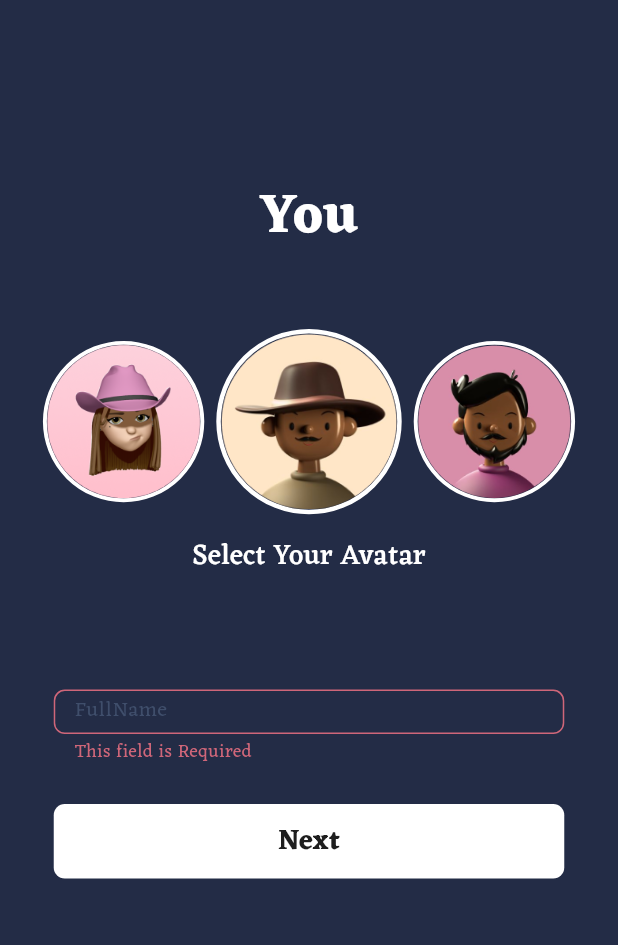
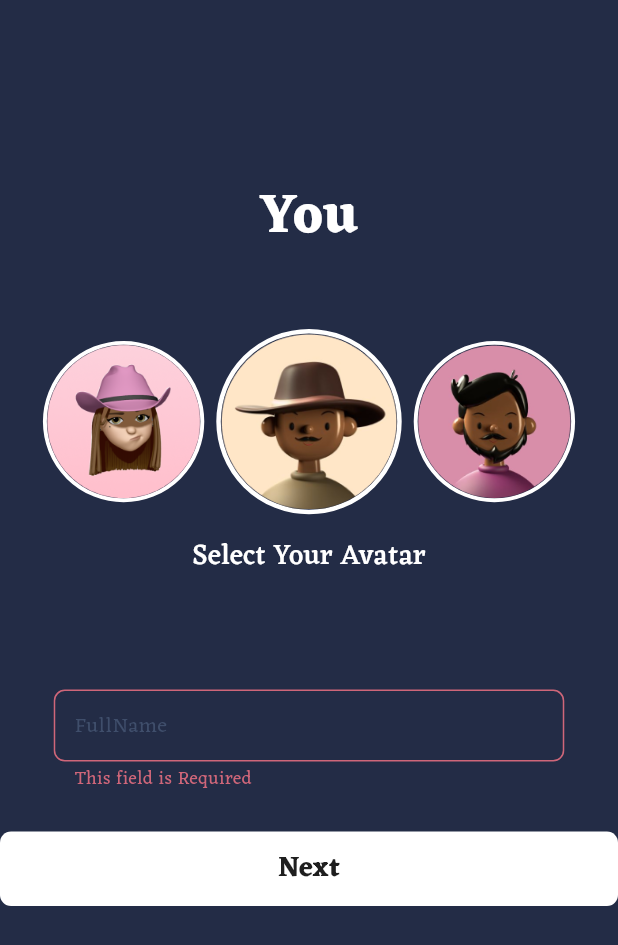
Before and after one commit to aconitum001/Tic-Tac-Toe, a Flutter app: the CreateUserView screen opened by its route, after a tap on "Next", on a phone screen of 412 x 824 dp. Shown: the top 945 px of the screen. Run offline on Flutter 3.47's test engine with Material 3 defaults, Android fonts, the phone set to English and light mode, and no system bars; drawn by our look-alikes of carousel_slider; our stand-ins replace bloc, flutter_screenutil, flutter_svg, go_router, hive_flutter; accounts and stored records are empty.

Commit message:
refactore code & fixed input error

```diff
--- a/lib/features/create_user/presentation/views/widgets/create_user_view_body.dart
+++ b/lib/features/create_user/presentation/views/widgets/create_user_view_body.dart
@@ -62,24 +62,15 @@ class _CreateUserViewBodyState extends State<CreateUserViewBody> {
             SizedBox(
               height: 82.h,
             ),
-            Padding(
-              padding: EdgeInsets.symmetric(horizontal: 36.w),
-              child: SizedBox(
-                width: 359.w,
-                height: 54.h,
-                child: CustomTextField(
+            CustomTextField(
               onSubmitted: (value) {
                 userName = value!;
               },
             ),
-              ),
-            ),
             SizedBox(
               height: 29.h,
             ),
-            Padding(
-              padding: EdgeInsets.only(right: 36.w, left: 36.w),
-              child: CustomCreatUserButton(
+            CustomCreatUserButton(
               onPressed: () {
                 if (formKey.currentState!.validate()) {
                   formKey.currentState!.save();
@@ -89,7 +80,6 @@ class _CreateUserViewBodyState extends State<CreateUserViewBody> {
                   setState(() {});
                 }
               },
-              ),
             )
           ],
         ),
--- a/lib/features/create_user/presentation/views/widgets/custom_text_field.dart
+++ b/lib/features/create_user/presentation/views/widgets/custom_text_field.dart
@@ -9,7 +9,9 @@ class CustomTextField extends StatelessWidget {
 
   @override
   Widget build(BuildContext context) {
-    return TextFormField(
+    return Padding(
+      padding: EdgeInsets.symmetric(horizontal: 36.w),
+      child: TextFormField(
         onSaved: onSubmitted,
         validator: (value) {
           if (value!.isEmpty) {
@@ -19,7 +21,7 @@ class CustomTextField extends StatelessWidget {
           }
         },
         decoration: InputDecoration(
-        contentPadding: EdgeInsets.all(10),
+          contentPadding: const EdgeInsets.all(10),
           hintText: "FullName",
           hintStyle: AppStyles.style15.copyWith(
             fontWeight: FontWeight.normal,
@@ -30,6 +32,7 @@ class CustomTextField extends StatelessWidget {
           focusedBorder: buildBorder(context),
           filled: true,
           fillColor: Theme.of(context).colorScheme.surface,
+        ),
       ),
     );
   }
```
Lines whose indentation alone changed are shown as unchanged.
